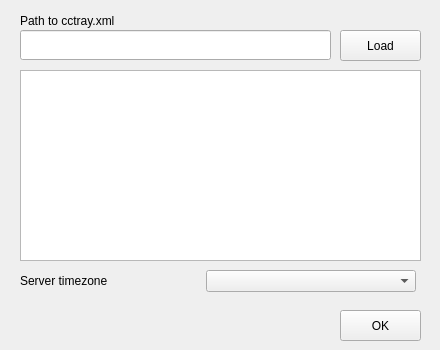
anaynayak/buildnotify, file data/server_configuration.ui: the form before one commit.
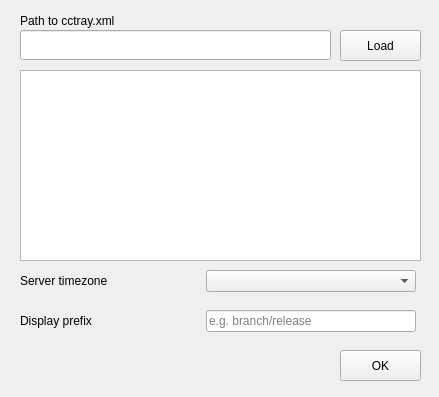
The form after the commit.

Commit message:
#25 - Adding  option to define a custom prefix in app menu.
- Does not display the prefix in notifications.
-

```diff
--- a/data/server_configuration.ui
+++ b/data/server_configuration.ui
@@ -6,8 +6,8 @@
    <rect>
     <x>0</x>
     <y>0</y>
-    <width>440</width>
-    <height>350</height>
+    <width>439</width>
+    <height>397</height>
    </rect>
   </property>
   <property name="windowTitle">
@@ -75,7 +75,7 @@
    <property name="geometry">
     <rect>
      <x>340</x>
-     <y>310</y>
+     <y>350</y>
      <width>81</width>
      <height>31</height>
     </rect>
@@ -152,6 +152,62 @@
     </item>
    </layout>
   </widget>
+  <widget class="QWidget" name="layoutWidget_2">
+   <property name="geometry">
+    <rect>
+     <x>20</x>
+     <y>310</y>
+     <width>401</width>
+     <height>41</height>
+    </rect>
+   </property>
+   <layout class="QHBoxLayout" name="horizontalLayout_3">
+    <property name="sizeConstraint">
+     <enum>QLayout::SetFixedSize</enum>
+    </property>
+    <item>
+     <widget class="QLabel" name="displayPrefixLabel">
+      <property name="sizePolicy">
+       <sizepolicy hsizetype="Minimum" vsizetype="Preferred">
+        <horstretch>0</horstretch>
+        <verstretch>0</verstretch>
+       </sizepolicy>
+      </property>
+      <property name="minimumSize">
+       <size>
+        <width>180</width>
+        <height>0</height>
+       </size>
+      </property>
+      <property name="maximumSize">
+       <size>
+        <width>180</width>
+        <height>16777215</height>
+       </size>
+      </property>
+      <property name="text">
+       <string>Display prefix</string>
+      </property>
+      <property name="buddy">
+       <cstring>timezoneList</cstring>
+      </property>
+     </widget>
+    </item>
+    <item>
+     <widget class="QLineEdit" name="displayPrefix">
+      <property name="minimumSize">
+       <size>
+        <width>210</width>
+        <height>0</height>
+       </size>
+      </property>
+      <property name="placeholderText">
+       <string>e.g. branch/release</string>
+      </property>
+     </widget>
+    </item>
+   </layout>
+  </widget>
  </widget>
  <tabstops>
   <tabstop>addServerUrl</tabstop>
```
The commit also changes 4 other files.
